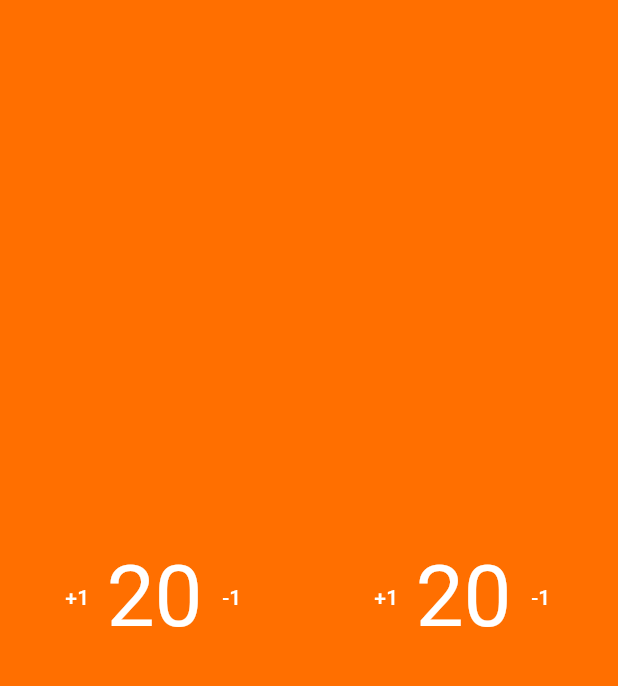
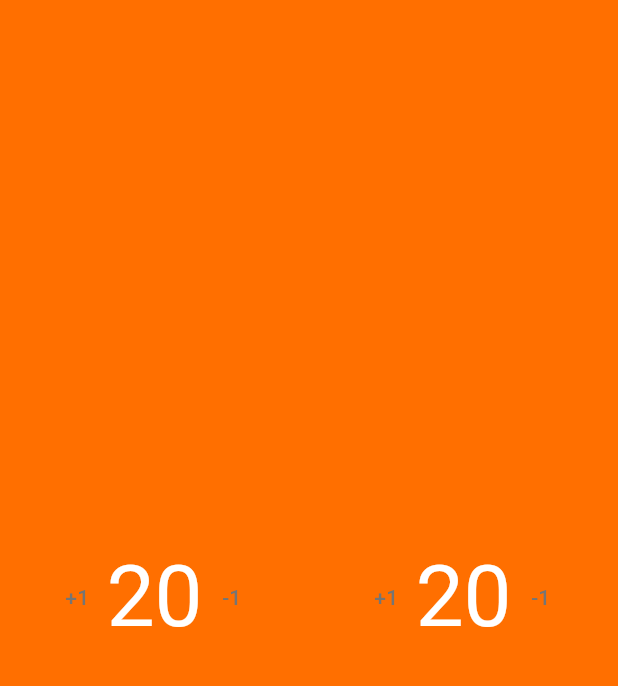
Before and after one commit to eaglew0w/life_counter, a Flutter app: the screen it shows after launch, after a tap on the "light mode" icon, on a phone screen of 412 x 824 dp, the part 63-749 px from its top. Run offline on Flutter 3.47's test engine with Material 3 defaults, Android fonts, the light colour scheme and no system bars; our stand-ins replace flutter_riverpod, wakelock_plus.

Commit message:
ボタンの色を修正 #36

```diff
--- a/lib/constants/constants.dart
+++ b/lib/constants/constants.dart
@@ -5,11 +5,12 @@ final Color backgroundColorDay = Colors.amber[900]!;
 final Color backgorundColorNight = Colors.indigo[900]!;
 
 const Color textColorDefault = Colors.white;
+final Color lifeChangeButtonColor = Colors.grey[600]!;
 
 const int lifeChangeDisplayTimer = 5;
 const int defaultLife = 20;
 const double alignmentXofPlayerLifeChange = 0;
-const double alignmentYofPlayerLifeChange = 0.3;
+const double alignmentYofPlayerLifeChange = 0.4;
 
 enum Background { unset, day, night }
 
--- a/lib/widgets/player.dart
+++ b/lib/widgets/player.dart
@@ -24,11 +24,16 @@ class Player extends ConsumerWidget {
             children: [
               Expanded(
                 child: LifeChangeButton(
-                    lifeNotifier: lifeNotifier, changeValue: 1),
+                  lifeNotifier: lifeNotifier,
+                  changeValue: 1,
+                  textColor: lifeChangeButtonColor,
+                ),
               ),
               Expanded(
                 child: LifeChangeButton(
-                    lifeNotifier: lifeNotifier, changeValue: -1),
+                    lifeNotifier: lifeNotifier,
+                    changeValue: -1,
+                    textColor: lifeChangeButtonColor),
               ),
             ],
           ),
--- a/lib/widgets/player_addlifechange.dart
+++ b/lib/widgets/player_addlifechange.dart
@@ -31,6 +31,7 @@ class PlayerAddLifeChange extends Player {
                         changeValue: 5,
                         alignment: Alignment.lerp(
                             Alignment.topLeft, Alignment.center, 0.5)!,
+                        textColor: lifeChangeButtonColor,
                       ),
                     ),
                     Expanded(
@@ -39,6 +40,7 @@ class PlayerAddLifeChange extends Player {
                         changeValue: 1,
                         alignment: Alignment.lerp(
                             Alignment.bottomLeft, Alignment.center, 0.5)!,
+                        textColor: lifeChangeButtonColor,
                       ),
                     ),
                   ],
@@ -54,7 +56,7 @@ class PlayerAddLifeChange extends Player {
                           changeValue: -5,
                           alignment: Alignment.lerp(
                               Alignment.topRight, Alignment.center, 0.5)!,
-                      ),
+                          textColor: lifeChangeButtonColor),
                     ),
                     Expanded(
                       child: LifeChangeButton(
@@ -62,7 +64,7 @@ class PlayerAddLifeChange extends Player {
                           changeValue: -1,
                           alignment: Alignment.lerp(
                               Alignment.bottomRight, Alignment.center, 0.5)!,
-                      ),
+                          textColor: lifeChangeButtonColor),
                     ),
                   ],
                 ),
```
Lines whose indentation alone changed are shown as unchanged.
